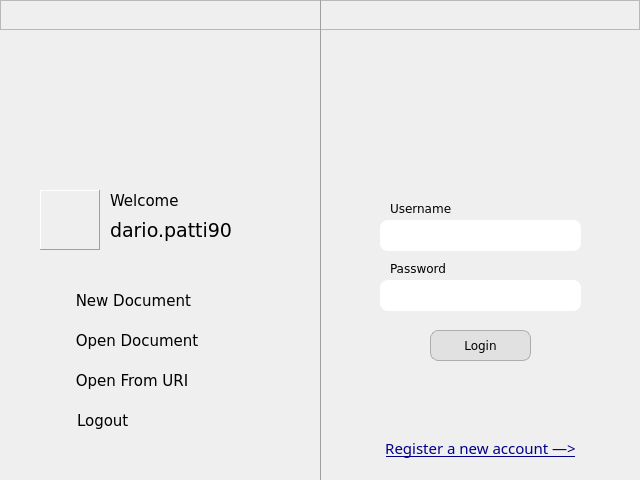
Above: qt_project_gui/forms/loginwindow.ui from Grain0fSand/cooperative-online-text-editor before the change. Below: the same form after it.
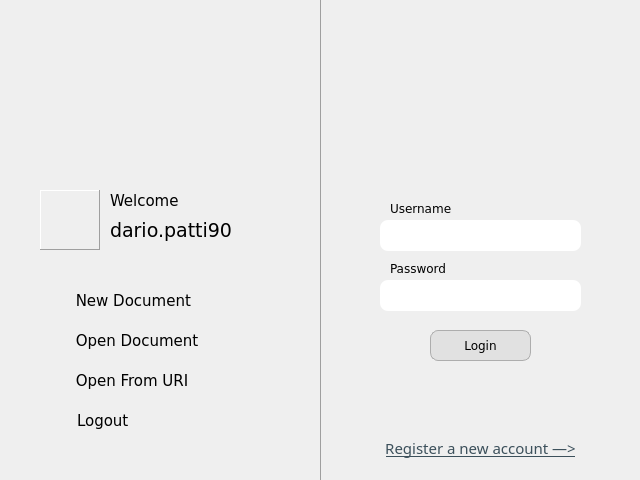
That is the form after the change. Icons and pictures are not drawn.

Commit message: fixed some details on gui and restored the previous database

The edit to the form file:
```diff
--- a/qt_project_gui/forms/loginwindow.ui
+++ b/qt_project_gui/forms/loginwindow.ui
@@ -245,7 +245,7 @@
      <enum>Qt::NoFocus</enum>
     </property>
     <property name="styleSheet">
-     <string notr="true">color:darkblue</string>
+     <string notr="true">color:#3C505B</string>
     </property>
     <property name="text">
      <string>Register a new account ―&gt;</string>
@@ -934,12 +934,6 @@
      <height>30</height>
     </rect>
    </property>
-   <property name="frameShape">
-    <enum>QFrame::StyledPanel</enum>
-   </property>
-   <property name="frameShadow">
-    <enum>QFrame::Raised</enum>
-   </property>
    <widget class="QPushButton" name="closeButton">
     <property name="geometry">
      <rect>
```
Left out of the diff: 6 changed lines with no effect on the pictures. The commit also changes 6 other files.
